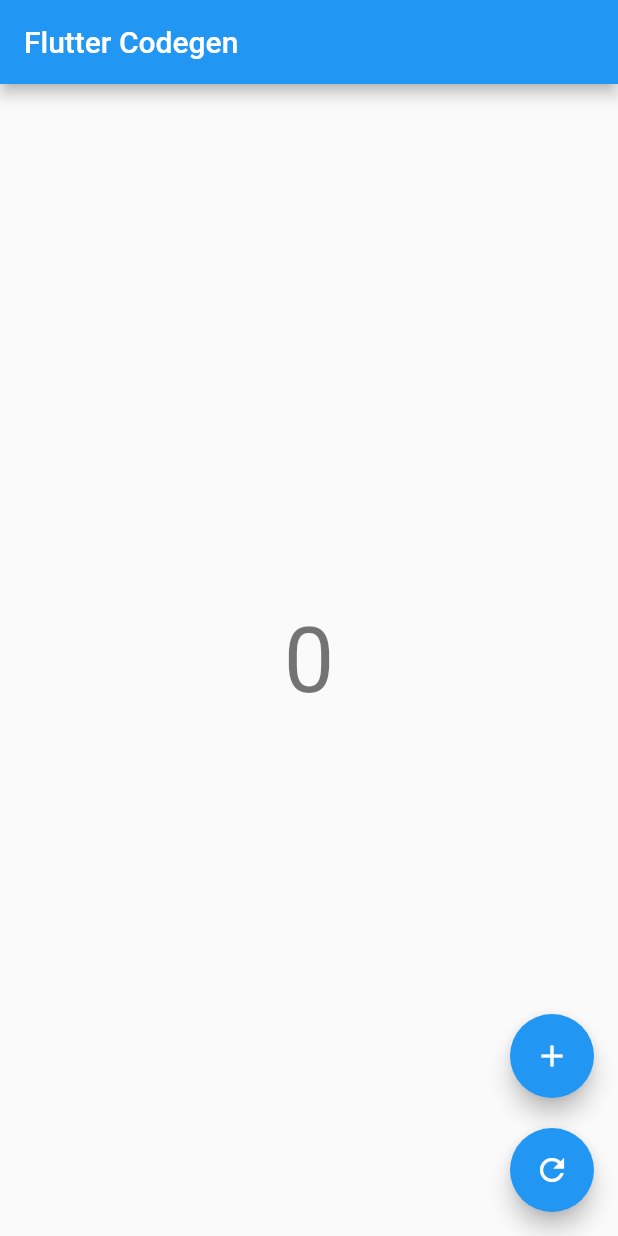
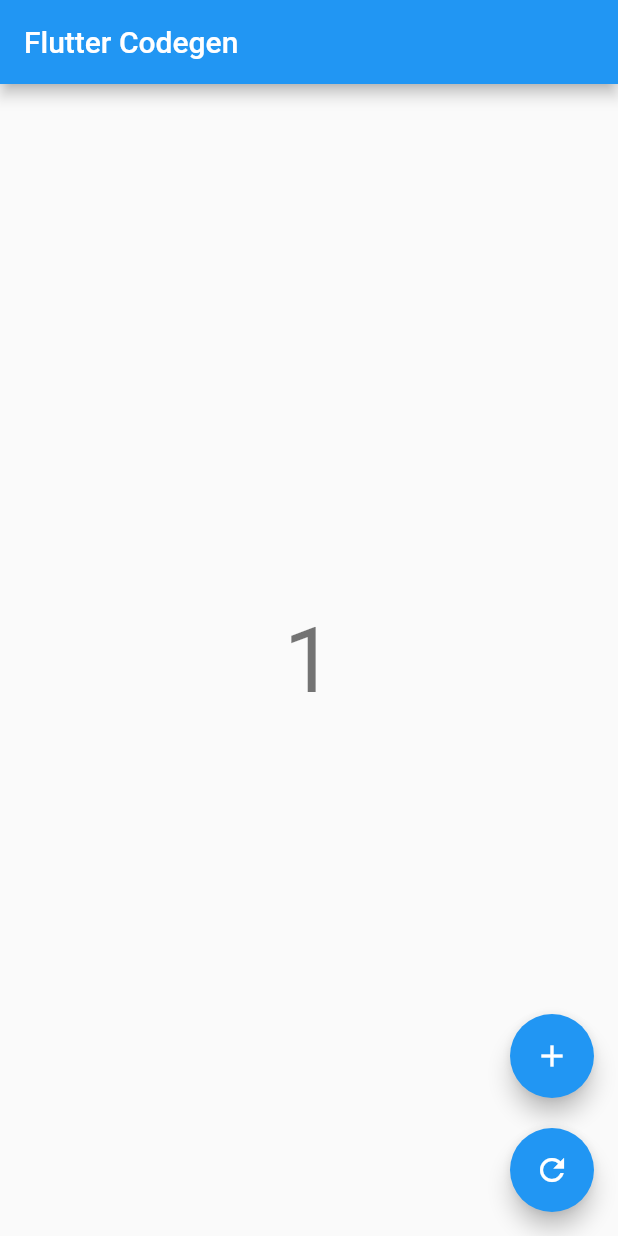
Before and after one commit to kboomska/code-generation, a Flutter app: the screen it shows after launch, after a tap on the "add" icon, on a phone screen of 412 x 824 dp. Run offline on Flutter 3.47's test engine with Material 2 defaults, Android fonts, the phone set to English and light mode, and no system bars; our stand-ins replace equatable, flutter_bloc.

Commit message:
Implementing CounterBloc to CounterPage

```diff
--- a/bloc_freezed_example/lib/bloc/counter_bloc.dart
+++ b/bloc_freezed_example/lib/bloc/counter_bloc.dart
@@ -1,5 +1,5 @@
+import 'package:flutter_bloc/flutter_bloc.dart';
 import 'package:equatable/equatable.dart';
-import 'package:flutter_bloc/flutter_bloc.dart';
 
 part 'counter_event.dart';
 part 'counter_state.dart';
--- a/bloc_freezed_example/lib/main.dart
+++ b/bloc_freezed_example/lib/main.dart
@@ -1,6 +1,9 @@
 import 'package:flutter/material.dart';
 
+import 'package:flutter_bloc/flutter_bloc.dart';
+
 import 'package:bloc_freezed_example/pages/counter_page.dart';
+import 'package:bloc_freezed_example/bloc/counter_bloc.dart';
 
 void main() {
   runApp(const MyApp());
@@ -11,9 +14,12 @@ class MyApp extends StatelessWidget {
 
   @override
   Widget build(BuildContext context) {
-    return const MaterialApp(
-      title: 'BLoC Freezed Example',
-      home: CounterPage(),
+    return BlocProvider(
+      create: (context) => CounterBloc()..add(CounterEvent$Start()),
+      child: const MaterialApp(
+        title: 'BLoC Freezed Example',
+        home: CounterPage(),
+      ),
     );
   }
 }
--- a/bloc_freezed_example/lib/pages/counter_page.dart
+++ b/bloc_freezed_example/lib/pages/counter_page.dart
@@ -1,4 +1,8 @@
 import 'package:flutter/material.dart';
+
+import 'package:flutter_bloc/flutter_bloc.dart';
+
+import 'package:bloc_freezed_example/bloc/counter_bloc.dart';
 
 class CounterPage extends StatelessWidget {
   const CounterPage({super.key});
@@ -16,7 +20,9 @@ class CounterPage extends StatelessWidget {
         mainAxisAlignment: MainAxisAlignment.end,
         children: [
           FloatingActionButton(
-            onPressed: () {},
+            onPressed: () {
+              context.read<CounterBloc>().add(CounterEvent$Increment());
+            },
             tooltip: 'Increment',
             child: const Icon(
               Icons.add,
@@ -26,7 +32,9 @@ class CounterPage extends StatelessWidget {
             height: 20,
           ),
           FloatingActionButton(
-            onPressed: () {},
+            onPressed: () {
+              context.read<CounterBloc>().add(CounterEvent$Reset());
+            },
             tooltip: 'Reset',
             child: const Icon(
               Icons.refresh,
@@ -43,12 +51,21 @@ class _CounterText extends StatelessWidget {
 
   @override
   Widget build(BuildContext context) {
-    return const Text(
-      '0',
-      style: TextStyle(
-        fontSize: 60,
-        color: Colors.black54,
-      ),
-    );
+    final state = context.watch<CounterBloc>().state;
+
+    if (state is CounterState$Initial) {
+      return const FlutterLogo(size: 120);
+    } else if (state is CounterState$Loading) {
+      return const CircularProgressIndicator();
+    } else if (state is CounterState$Loaded) {
+      return Text(
+        '${state.counter}',
+        style: const TextStyle(
+          fontSize: 60,
+          color: Colors.black54,
+        ),
+      );
+    }
+    return const SizedBox.shrink();
   }
 }
```
